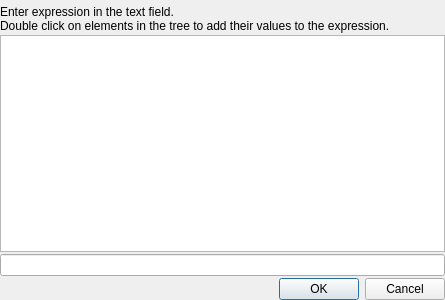
Before: the Qt Designer form python/plugins/processing/ui/DlgNumberInput.ui in qgis/QGIS, drawn with Qt 5.
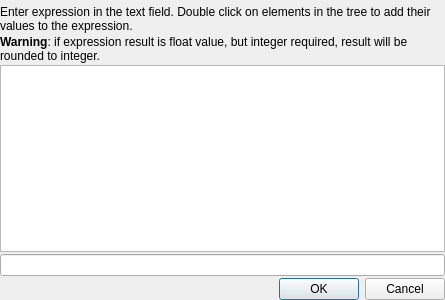
After: the same form once the commit is applied.

Commit message: [processing] homogenize widgets used for ParameterNumber (fix 8807)

The edit to the form file:
```diff
--- a/python/plugins/processing/ui/DlgNumberInput.ui
+++ b/python/plugins/processing/ui/DlgNumberInput.ui
@@ -32,8 +32,20 @@
    <item>
     <widget class="QLabel" name="label">
      <property name="text">
-      <string>Enter expression in the text field.
-Double click on elements in the tree to add their values to the expression.</string>
+      <string>&lt;html&gt;&lt;head/&gt;&lt;body&gt;&lt;p&gt;Enter expression in the text field. Double click on elements in the tree to add their values to the expression.&lt;/p&gt;&lt;/body&gt;&lt;/html&gt;</string>
+     </property>
+     <property name="wordWrap">
+      <bool>true</bool>
+     </property>
+    </widget>
+   </item>
+   <item>
+    <widget class="QLabel" name="lblWarning">
+     <property name="text">
+      <string>&lt;html&gt;&lt;head/&gt;&lt;body&gt;&lt;p&gt;&lt;span style=&quot; font-weight:600;&quot;&gt;Warning&lt;/span&gt;: if expression result is float value, but integer required, result will be rounded to integer.&lt;/p&gt;&lt;/body&gt;&lt;/html&gt;</string>
+     </property>
+     <property name="wordWrap">
+      <bool>true</bool>
      </property>
     </widget>
    </item>
```
The commit also changes 4 other files.
